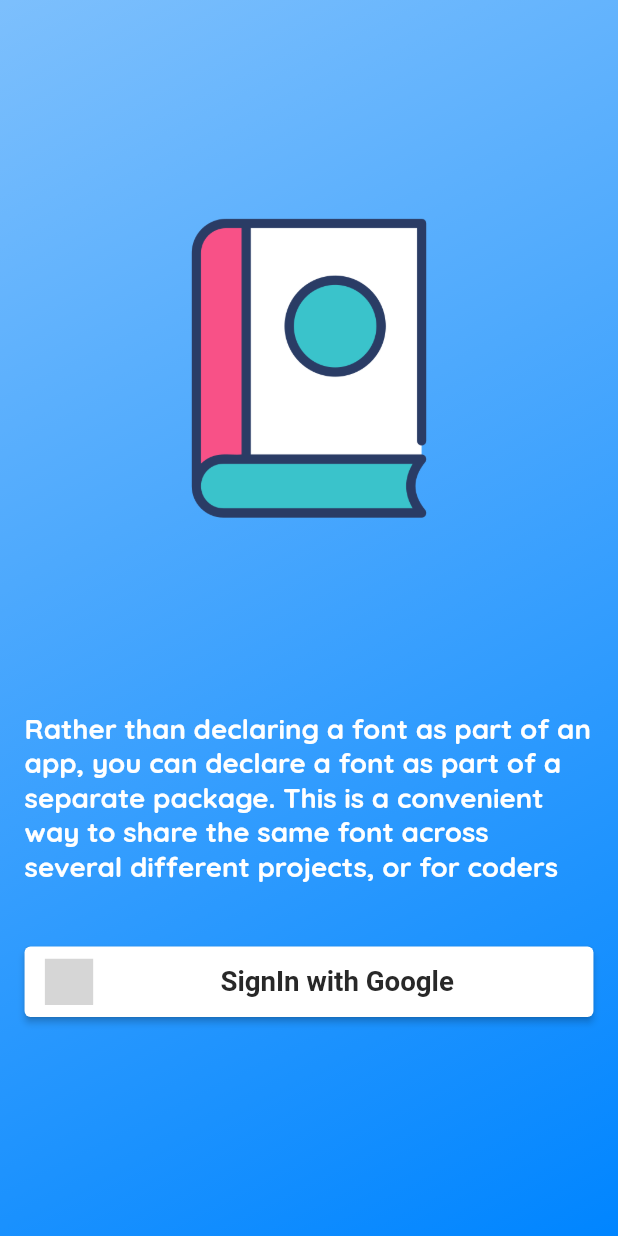
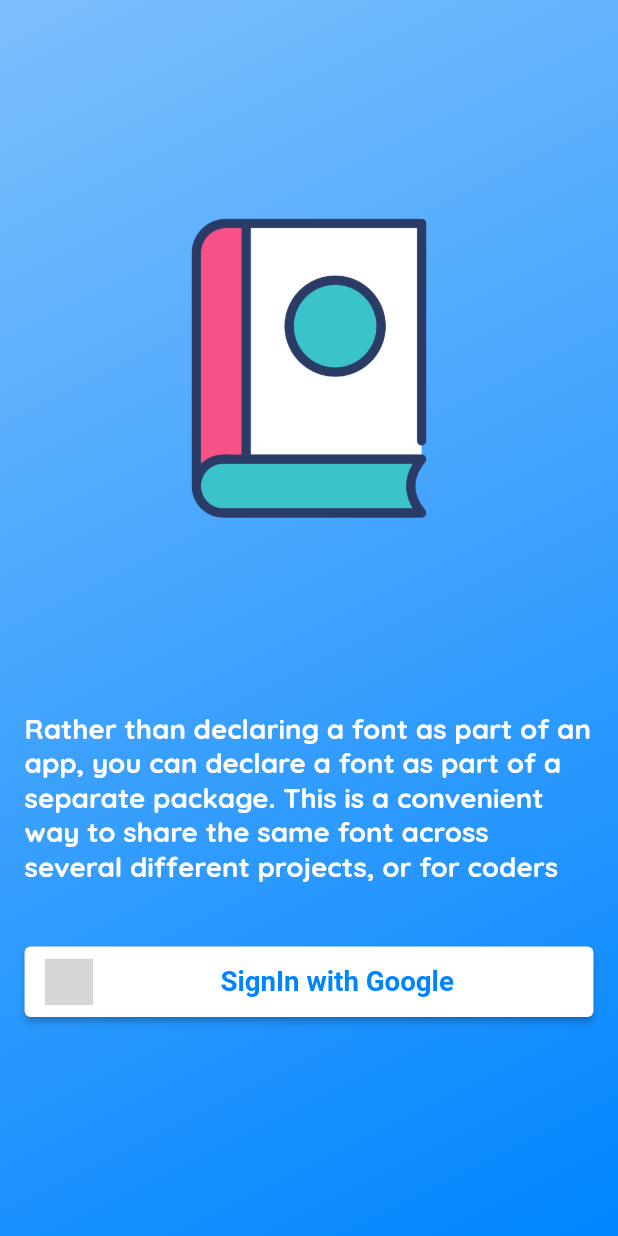
Before and after one commit to erkripa/kstudyapp, a Flutter app: the LoginPage screen opened by its route, on a phone screen of 412 x 824 dp. Run offline on Flutter 3.47's test engine with Material 2 defaults, Android fonts, the phone set to English and light mode, and no system bars; our stand-ins replace cached_network_image, cloud_firestore, firebase_auth, firebase_core, firebase_storage, flutter_svg and 5 more; missing offline and left inert: easy_separator, touch_ripple_effect; accounts and stored records are empty; project files that could hold a hidden picture were left out; grey boxes are pictures that could not be loaded.

```diff
--- a/lib/controllers/question_paper_controller/questions_controller.dart
+++ b/lib/controllers/question_paper_controller/questions_controller.dart
@@ -11,8 +11,13 @@ import 'package:kstudyapp/models/question_paper_model.dart';
 class QuestionsController extends GetxController {
   late QuestionPaperModel questionPaperModel;
   late List<Question> allQuestions = <Question>[];
+  final Rxn<Question> currentQuestion = Rxn<Question>();
+  final _questionIndex = 0.obs;
+
+  bool get isFirstQuestion => _questionIndex.value > 0;
+  bool get isLastQuestion => _questionIndex.value >= allQuestions.length - 1;
+  //
   Rx<LoadingStatus> loadingStatus = LoadingStatus.loading.obs;
-  final Rxn<Question> currentQuestion = Rxn<Question>();
 
   //
   @override
@@ -76,4 +81,18 @@ class QuestionsController extends GetxController {
     currentQuestion.value!.selectedAnswer = answer;
     update([AppConstant.answerListId]);
   }
+
+  //
+  void nextQuestion() {
+    if (_questionIndex.value >= allQuestions.length - 1) return;
+    _questionIndex.value++;
+    currentQuestion.value = allQuestions[_questionIndex.value];
+  }
+
+  //
+  void previousQuestion() {
+    if (_questionIndex.value <= 0) return;
+    _questionIndex.value--;
+    currentQuestion.value = allQuestions[_questionIndex.value];
+  }
 }
--- a/lib/widgets/main_button.dart
+++ b/lib/widgets/main_button.dart
@@ -1,8 +1,10 @@
 import 'package:flutter/material.dart';
 import 'package:flutter_svg/svg.dart';
+import 'package:get/get.dart';
 
 import '../configs/ui_parameters.dart';
 import '../themes/txt_style.dart';
+import '../utils/app_colors.dart';
 import '../utils/dimensions.dart';
 
 class MainButton extends StatelessWidget {
@@ -44,13 +46,18 @@ class MainButton extends StatelessWidget {
           if (leftIcon != null)
             Icon(
               leftIcon,
+              color: context.isDarkMode
+                  ? AppColors.onSurfaceColor
+                  : Theme.of(context).primaryColor,
             ),
           Flexible(
             child: Center(
               child: Text(
                 text ?? '',
                 style: loginInfoTextStyle.copyWith(
-                  color: Theme.of(context).textTheme.bodyText1!.color,
+                  color: context.isDarkMode
+                      ? AppColors.onSurfaceColor
+                      : Theme.of(context).primaryColor,
                 ),
               ),
             ),
```
Also changed, not shown: lib/pages/questions/questions.page.dart (+40 -6 lines).
